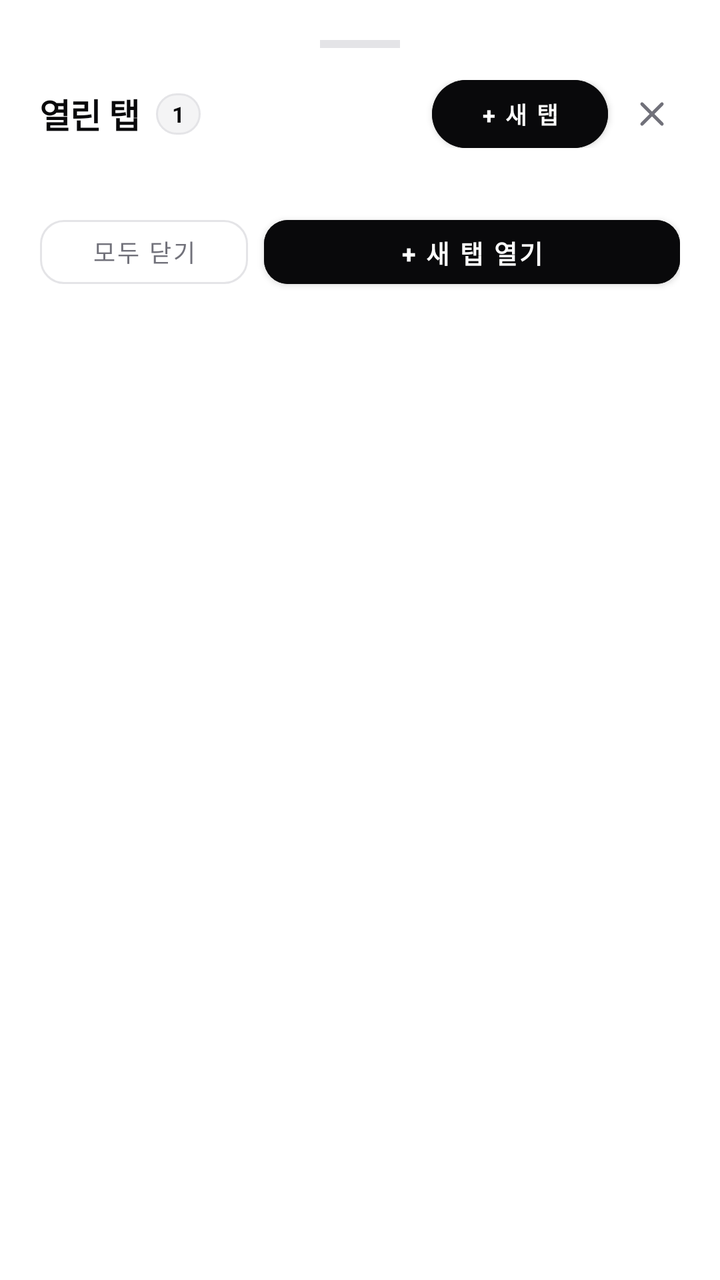
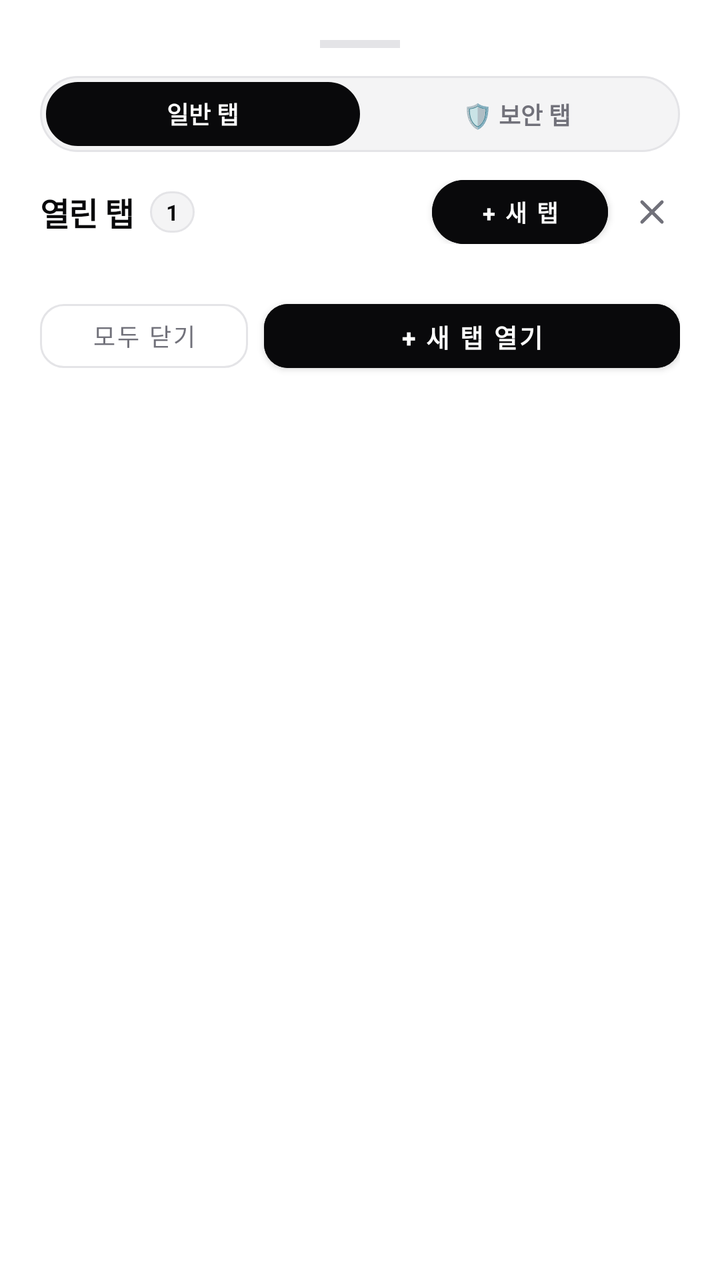

Screens rendered from an Android XML layout before and after an edit, with the pre-edit source and the edit as a unified diff.
<!-- AndroidManifest.xml: application theme Theme.CreamAiHub -->
<!-- res/layout/dialog_tab_manager.xml -->
<?xml version="1.0" encoding="utf-8"?>
<LinearLayout 
    xmlns:android="http://schemas.android.com/apk/res/android"
    xmlns:app="http://schemas.android.com/apk/res-auto"
    android:layout_width="match_parent"
    android:layout_height="wrap_content"
    android:orientation="vertical"
    android:padding="20dp"
    android:background="@drawable/bg_bottom_sheet">

    
    <View
        android:layout_width="40dp"
        android:layout_height="4dp"
        android:layout_gravity="center_horizontal"
        android:background="@color/border_gray"
        android:layout_marginBottom="16dp" />

    
    <LinearLayout
        android:layout_width="match_parent"
        android:layout_height="wrap_content"
        android:orientation="horizontal"
        android:gravity="center_vertical"
        android:layout_marginBottom="14dp">

        <TextView
            android:id="@+id/tvTabManagerTitle"
            android:layout_width="wrap_content"
            android:layout_height="wrap_content"
            android:text="열린 탭"
            android:textSize="17sp"
            android:textStyle="bold"
            android:textColor="@color/primary_black"
            android:letterSpacing="-0.02" />

        <TextView
            android:id="@+id/tvTabCountBadge"
            android:layout_width="wrap_content"
            android:layout_height="wrap_content"
            android:text="1"
            android:textSize="11sp"
            android:textStyle="bold"
            android:textColor="@color/primary_black"
            android:background="@drawable/bg_pill_badge"
            android:paddingHorizontal="8dp"
            android:paddingVertical="3dp"
            android:layout_marginStart="8dp" />

        <View
            android:layout_width="0dp"
            android:layout_height="0dp"
            android:layout_weight="1" />

        <Button
            android:id="@+id/btnNewTabTop"
            android:layout_width="wrap_content"
            android:layout_height="34dp"
            android:text="+ 새 탭"
            android:textSize="11.5sp"
            android:textStyle="bold"
            android:backgroundTint="@color/primary_black"
            android:textColor="@color/white"
            android:insetTop="0dp"
            android:insetBottom="0dp"
            app:cornerRadius="17dp"
            android:paddingHorizontal="12dp"
            android:layout_marginEnd="8dp" />

        <ImageView
            android:id="@+id/btnCloseTabManager"
            android:layout_width="28dp"
            android:layout_height="28dp"
            android:src="@drawable/ic_close"
            app:tint="@color/text_muted"
            android:padding="4dp"
            android:background="?attr/selectableItemBackgroundBorderless"
            android:contentDescription="Close" />
    </LinearLayout>

    
    <ScrollView
        android:layout_width="match_parent"
        android:layout_height="wrap_content"
        android:maxHeight="360dp"
        android:scrollbars="vertical"
        android:layout_marginBottom="16dp">

        <LinearLayout
            android:id="@+id/layoutTabsList"
            android:layout_width="match_parent"
            android:layout_height="wrap_content"
            android:orientation="vertical" />

    </ScrollView>

    
    <LinearLayout
        android:layout_width="match_parent"
        android:layout_height="wrap_content"
        android:orientation="horizontal"
        android:gravity="center_vertical">

        <Button
            android:id="@+id/btnCloseAllTabs"
            android:layout_width="0dp"
            android:layout_height="44dp"
            android:layout_weight="1"
            android:text="모두 닫기"
            android:textSize="12sp"
            style="@style/Widget.MaterialComponents.Button.OutlinedButton"
            android:textColor="@color/text_muted"
            app:strokeColor="@color/border_gray"
            app:cornerRadius="12dp"
            android:layout_marginEnd="8dp" />

        <Button
            android:id="@+id/btnNewTabBottom"
            android:layout_width="0dp"
            android:layout_height="44dp"
            android:layout_weight="2"
            android:text="+ 새 탭 열기"
            android:textSize="12.5sp"
            android:textStyle="bold"
            android:backgroundTint="@color/primary_black"
            android:textColor="@color/white"
            app:cornerRadius="12dp" />

    </LinearLayout>

</LinearLayout>
<!-- resources referenced by this layout -->
<resources>
  <color name="border_gray">#E4E4E7</color>
  <color name="primary_black">#09090B</color>
  <color name="text_muted">#71717A</color>
  <color name="white">#FFFFFF</color>
  <!-- drawable bg_bottom_sheet (drawable) -->
  <?xml version="1.0" encoding="utf-8"?>
  <shape xmlns:android="http://schemas.android.com/apk/res/android">
      <solid android:color="#FFFFFF" />
      <corners 
          android:topLeftRadius="28dp" 
          android:topRightRadius="28dp" 
          android:bottomLeftRadius="0dp" 
          android:bottomRightRadius="0dp" />
  </shape>
  <!-- drawable bg_pill_badge (drawable) -->
  <?xml version="1.0" encoding="utf-8"?>
  <shape xmlns:android="http://schemas.android.com/apk/res/android">
      <solid android:color="#F4F4F5" />
      <stroke android:width="1dp" android:color="#E4E4E7" />
      <corners android:radius="999dp" />
  </shape>
  <!-- drawable ic_close (drawable) -->
  <vector xmlns:android="http://schemas.android.com/apk/res/android"
      android:width="24dp"
      android:height="24dp"
      android:viewportWidth="24"
      android:viewportHeight="24">
      <path
          android:strokeColor="#09090B"
          android:strokeWidth="2"
          android:strokeLineCap="round"
          android:strokeLineJoin="round"
          android:pathData="M18,6L6,18M6,6l12,12" />
  </vector>
  <style name="Theme.CreamAiHub" parent="Theme.MaterialComponents.DayNight.NoActionBar">
          <item name="colorPrimary">@color/primary_black</item>
          <item name="colorPrimaryVariant">@color/secondary_dark</item>
          <item name="colorOnPrimary">@color/white</item>
          <item name="android:statusBarColor">@color/white</item>
          <item name="android:windowLightStatusBar">true</item>
      </style>
  <color name="secondary_dark">#27272A</color>
</resources>

<!-- the commit's change to res/layout/dialog_tab_manager.xml (unified diff, before → after) -->
@@ -14,7 +14,45 @@
         android:layout_height="4dp"
         android:layout_gravity="center_horizontal"
         android:background="@color/border_gray"
-        android:layout_marginBottom="16dp" />
+        android:layout_marginBottom="14dp" />
+
+    
+    <LinearLayout
+        android:layout_width="match_parent"
+        android:layout_height="38dp"
+        android:orientation="horizontal"
+        android:background="@drawable/bg_input_box"
+        android:padding="3dp"
+        android:layout_marginBottom="14dp">
+
+        <TextView
+            android:id="@+id/btnSegmentNormalTabs"
+            android:layout_width="0dp"
+            android:layout_height="match_parent"
+            android:layout_weight="1"
+            android:text="일반 탭"
+            android:textSize="12sp"
+            android:textStyle="bold"
+            android:textColor="@color/white"
+            android:background="@drawable/bg_pill_badge"
+            android:backgroundTint="@color/primary_black"
+            android:gravity="center"
+            android:clickable="true"
+            android:focusable="true" />
+
+        <TextView
+            android:id="@+id/btnSegmentSecurityTabs"
+            android:layout_width="0dp"
+            android:layout_height="match_parent"
+            android:layout_weight="1"
+            android:text="🛡️ 보안 탭"
+            android:textSize="12sp"
+            android:textStyle="bold"
+            android:textColor="@color/text_muted"
+            android:gravity="center"
+            android:clickable="true"
+            android:focusable="true" />
+    </LinearLayout>
 
     
     <LinearLayout
@@ -22,14 +60,14 @@
         android:layout_height="wrap_content"
         android:orientation="horizontal"
         android:gravity="center_vertical"
-        android:layout_marginBottom="14dp">
+        android:layout_marginBottom="10dp">
 
         <TextView
             android:id="@+id/tvTabManagerTitle"
             android:layout_width="wrap_content"
             android:layout_height="wrap_content"
             android:text="열린 탭"
-            android:textSize="17sp"
+            android:textSize="16sp"
             android:textStyle="bold"
             android:textColor="@color/primary_black"
             android:letterSpacing="-0.02" />
@@ -55,7 +93,7 @@
         <Button
             android:id="@+id/btnNewTabTop"
             android:layout_width="wrap_content"
-            android:layout_height="34dp"
+            android:layout_height="32dp"
             android:text="+ 새 탭"
             android:textSize="11.5sp"
             android:textStyle="bold"
@@ -63,7 +101,7 @@
             android:textColor="@color/white"
             android:insetTop="0dp"
             android:insetBottom="0dp"
-            app:cornerRadius="17dp"
+            app:cornerRadius="16dp"
             android:paddingHorizontal="12dp"
             android:layout_marginEnd="8dp" />
 
@@ -79,12 +117,54 @@
     </LinearLayout>
 
     
+    <LinearLayout
+        android:id="@+id/bannerInactiveTabs"
+        android:layout_width="match_parent"
+        android:layout_height="wrap_content"
+        android:orientation="horizontal"
+        android:gravity="center_vertical"
+        android:background="@drawable/bg_pill_badge"
+        android:backgroundTint="#F0FDF4"
+        android:paddingHorizontal="12dp"
+        android:paddingVertical="8dp"
+        android:layout_marginBottom="12dp"
+        android:visibility="gone">
+
+        <ImageView
+            android:layout_width="16dp"
+            android:layout_height="16dp"
+            android:src="@drawable/ic_leaf"
+            app:tint="#16A34A"
+            android:layout_marginEnd="8dp" />
+
+        <TextView
+            android:id="@+id/tvInactiveBannerText"
+            android:layout_width="0dp"
+            android:layout_height="wrap_content"
+            android:layout_weight="1"
+            android:text="2개 탭이 절전 모드로 메모리를 절약 중입니다"
+            android:textSize="11sp"
+            android:textColor="#15803D" />
+
+        <TextView
+            android:id="@+id/btnCloseInactiveTabs"
+            android:layout_width="wrap_content"
+            android:layout_height="wrap_content"
+            android:text="절전 탭 정리"
+            android:textSize="11sp"
+            android:textStyle="bold"
+            android:textColor="#16A34A"
+            android:clickable="true"
+            android:focusable="true" />
+    </LinearLayout>
+
+    
     <ScrollView
         android:layout_width="match_parent"
         android:layout_height="wrap_content"
         android:maxHeight="360dp"
         android:scrollbars="vertical"
-        android:layout_marginBottom="16dp">
+        android:layout_marginBottom="14dp">
 
         <LinearLayout
             android:id="@+id/layoutTabsList"
<!-- resource entries referenced after the edit -->
@@ -13,6 +13,13 @@
           android:topRightRadius="28dp" 
           android:bottomLeftRadius="0dp" 
           android:bottomRightRadius="0dp" />
+  </shape>
+  <!-- drawable bg_input_box (drawable) -->
+  <?xml version="1.0" encoding="utf-8"?>
+  <shape xmlns:android="http://schemas.android.com/apk/res/android">
+      <solid android:color="#F4F4F5" />
+      <stroke android:width="1dp" android:color="#E4E4E7" />
+      <corners android:radius="24dp" />
   </shape>
   <!-- drawable bg_pill_badge (drawable) -->
   <?xml version="1.0" encoding="utf-8"?>
@@ -34,6 +41,16 @@
           android:strokeLineJoin="round"
           android:pathData="M18,6L6,18M6,6l12,12" />
   </vector>
+  <!-- drawable ic_leaf (drawable) -->
+  <vector xmlns:android="http://schemas.android.com/apk/res/android"
+      android:width="24dp"
+      android:height="24dp"
+      android:viewportWidth="24"
+      android:viewportHeight="24">
+      <path
+          android:fillColor="#000000"
+          android:pathData="M17,8C8,10 5.9,16.17 3.82,21.34l1.89,0.66l0.95,-2.3c0.48,0.17 0.98,0.3 1.34,0.3C19,20 22,3 22,3c0,0 -14,0 -19,10c0,0 2.5,-3 8,-4s8,2 8,2s-4,2 -7,3s-4,3 -4,3c2,-1 5,-2 9,-2c3.5,0 5.5,-1 6,-2c0.5,-1 1,-3 0,-5z" />
+  </vector>
   <style name="Theme.CreamAiHub" parent="Theme.MaterialComponents.DayNight.NoActionBar">
           <item name="colorPrimary">@color/primary_black</item>
           <item name="colorPrimaryVariant">@color/secondary_dark</item>
